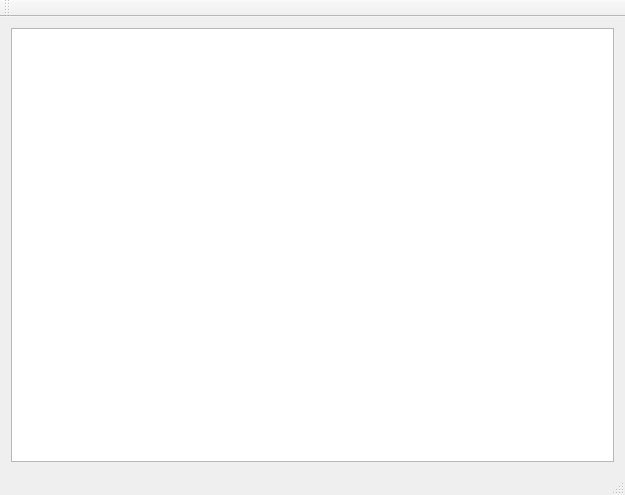
Old version of the form mainwindow.ui in the repository NemanjaT1992/Scheduler.
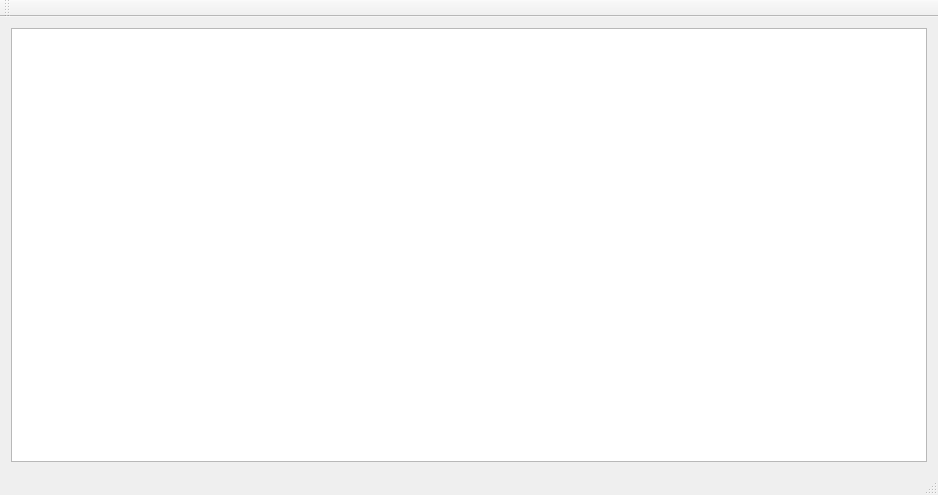
New version of the form.

```diff
--- a/mainwindow.ui
+++ b/mainwindow.ui
@@ -6,7 +6,7 @@
    <rect>
     <x>0</x>
     <y>0</y>
-    <width>625</width>
+    <width>938</width>
     <height>495</height>
    </rect>
   </property>
```
Left out of the diff: 4 changed lines with no effect on the pictures.
